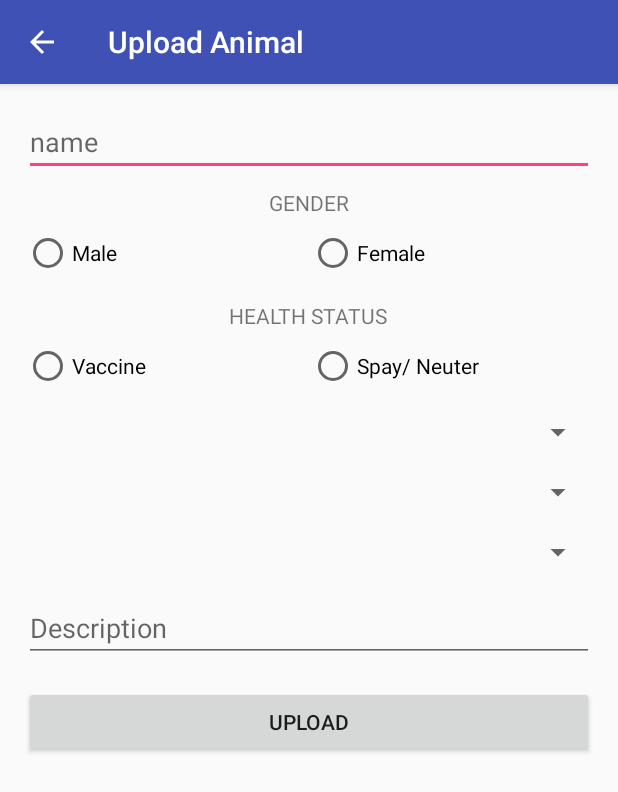
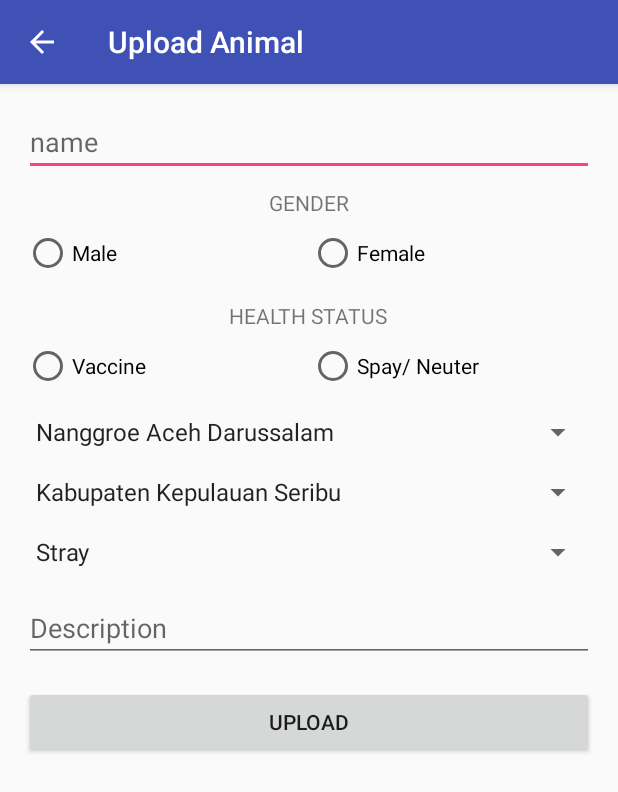
Before and after one commit to mfpfakhri/PRASIKU, an Android app: the UploadAnimalActivity screen opened directly, with no data from a screen before it, on a phone screen of 412 x 824 dp. Shown: the top 792 px of the screen. Run offline under Robolectric (Android 15) with nearby library versions, the phone set to English and light mode, and no system bars.

Commit message:
static spinner di sign up selesai. static spinner cat breeds selesai. static spinner cat adoption selesai. static spinner upload animal selesai. next : static spinner di 1. adoption form received | yang mau adopt

```diff
--- a/app/src/main/java/com/example/android/prasikuv11/UploadAnimalActivity.java
+++ b/app/src/main/java/com/example/android/prasikuv11/UploadAnimalActivity.java
@@ -1,7 +1,9 @@
 package com.example.android.prasikuv11;
 
+import android.os.Bundle;
 import android.support.v7.app.AppCompatActivity;
-import android.os.Bundle;
+import android.widget.ArrayAdapter;
+import android.widget.Spinner;
 
 public class UploadAnimalActivity extends AppCompatActivity {
 
@@ -9,5 +11,29 @@ public class UploadAnimalActivity extends AppCompatActivity {
     protected void onCreate(Bundle savedInstanceState) {
         super.onCreate(savedInstanceState);
         setContentView(R.layout.activity_upload_animal);
+
+        Spinner spinnerProvince = (Spinner) findViewById(R.id.cat_upload_spinner_province);
+        // Create an ArrayAdapter using the string array and a default spinner layout
+        ArrayAdapter<CharSequence> catUploadProvinceAdapter = ArrayAdapter.createFromResource(this, R.array.province_spinner, android.R.layout.simple_spinner_item);
+        // Specify the layout to use when the list of choices appears
+        catUploadProvinceAdapter.setDropDownViewResource(android.R.layout.simple_spinner_dropdown_item);
+        // Apply the adapter to the spinner
+        spinnerProvince.setAdapter(catUploadProvinceAdapter);
+
+        Spinner spinnerCity = (Spinner) findViewById(R.id.cat_upload_spinner_city);
+        // Create an ArrayAdapter using the string array and a default spinner layout
+        ArrayAdapter<CharSequence> catUploadCityAdapter = ArrayAdapter.createFromResource(this, R.array.city_spinner, android.R.layout.simple_spinner_item);
+        // Specify the layout to use when the list of choices appears
+        catUploadCityAdapter.setDropDownViewResource(android.R.layout.simple_spinner_dropdown_item);
+        // Apply the adapter to the spinner
+        spinnerCity.setAdapter(catUploadCityAdapter);
+
+        Spinner spinnerReason = (Spinner) findViewById(R.id.cat_upload_spinner_reason);
+        // Create an ArrayAdapter using the string array and a default spinner layout
+        ArrayAdapter<CharSequence> catUploadReasonAdapter = ArrayAdapter.createFromResource(this, R.array.reason_spinner, android.R.layout.simple_spinner_item);
+        // Specify the layout to use when the list of choices appears
+        catUploadReasonAdapter.setDropDownViewResource(android.R.layout.simple_spinner_dropdown_item);
+        // Apply the adapter to the spinner
+        spinnerReason.setAdapter(catUploadReasonAdapter);
     }
 }
--- a/app/src/main/res/layout/activity_upload_animal.xml
+++ b/app/src/main/res/layout/activity_upload_animal.xml
@@ -75,22 +75,22 @@
     </LinearLayout>
 
     <Spinner
-        android:id="@+id/cat_upload_province"
+        android:id="@+id/cat_upload_spinner_province"
         android:layout_width="match_parent"
         android:layout_marginBottom="16sp"
-        android:layout_height="wrap_content"></Spinner>
+        android:layout_height="wrap_content"/>
 
     <Spinner
-        android:id="@+id/cat_upload_city"
+        android:id="@+id/cat_upload_spinner_city"
         android:layout_width="match_parent"
         android:layout_marginBottom="16sp"
-        android:layout_height="wrap_content"></Spinner>
+        android:layout_height="wrap_content"/>
 
     <Spinner
-        android:id="@+id/cat_upload_reason"
+        android:id="@+id/cat_upload_spinner_reason"
         android:layout_width="match_parent"
         android:layout_marginBottom="16sp"
-        android:layout_height="wrap_content"></Spinner>
+        android:layout_height="wrap_content"/>
 
     <EditText
         android:id="@+id/cat_upload_description"
--- a/app/src/main/res/values/arrays_spinner.xml
+++ b/app/src/main/res/values/arrays_spinner.xml
@@ -43,6 +43,17 @@
         <item name = "jakarta_selatan">Kota Jakarta Selatan</item>
         <item name = "jakarta_timur">Kota Jakarta Timur</item>
         <item name = "jakarta_utara">Kota Jakarta Utara</item>
+    </string-array>
+    <string-array name="reason_spinner">
+        <item name = "stray">Stray</item>
+        <item name = "abandoned">Abandoned</item>
+        <item name = "abused">Abused</item>
+        <item name = "owner_dead">Owner Dead</item>
+        <item name = "owner_give_up">Owner Give Up</item>
+        <item name = "house_moving">House Moving</item>
+        <item name = "financial">Financial</item>
+        <item name = "medical_problem">Medical Problem</item>
+        <item name = "others">Others</item>
     </string-array>
     <string-array name="cat_breeds_spinner">
         <item name = "abyssinian">Abyssinian</item>
```
